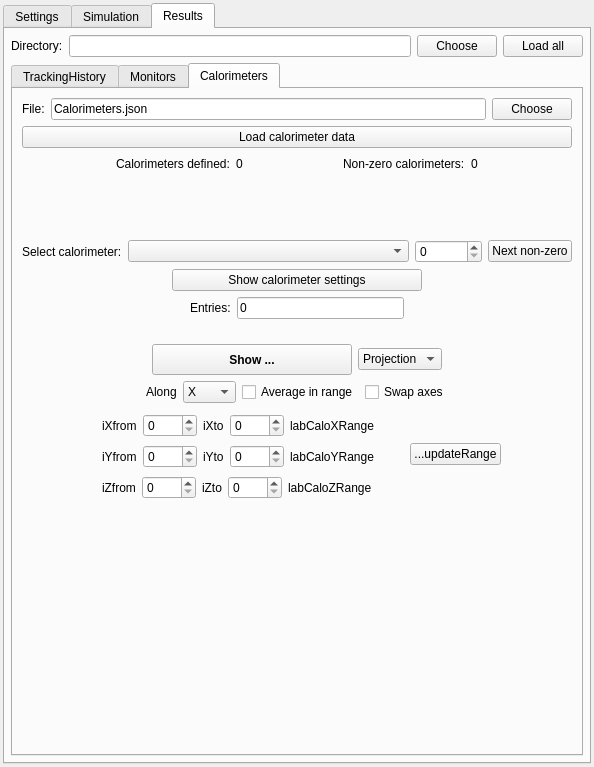
Above: ants3bundle/src/ants3/gui/particleSim/aparticlesimwin.ui from andrmor/ANTS3bundle before the change. Below: the same form after it.
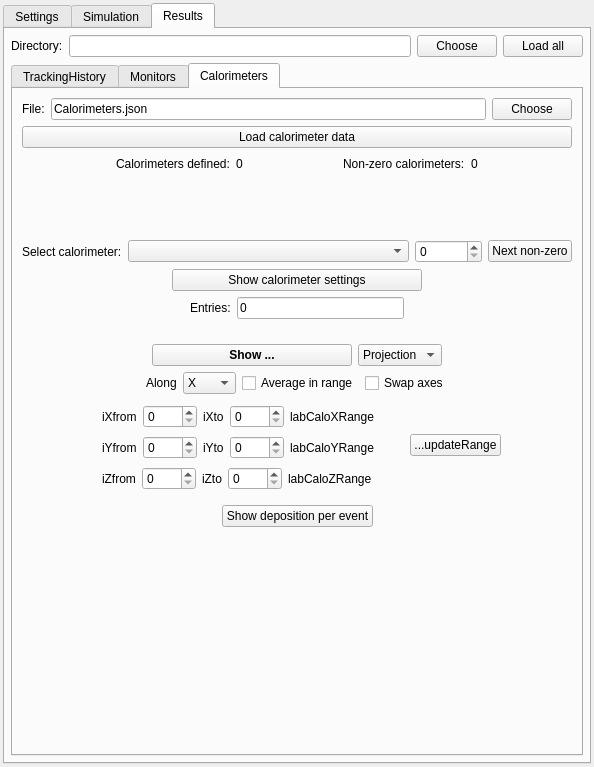
That is the form after the change. The open tabs and pages were chosen to show the change. Icons and pictures are not drawn.

The edit to the form file:
```diff
--- a/ants3bundle/src/ants3/gui/particleSim/aparticlesimwin.ui
+++ b/ants3bundle/src/ants3/gui/particleSim/aparticlesimwin.ui
@@ -4454,7 +4454,7 @@
                    <property name="minimumSize">
                     <size>
                      <width>200</width>
-                     <height>31</height>
+                     <height>0</height>
                     </size>
                    </property>
                    <property name="font">
@@ -4852,6 +4852,66 @@
                  </item>
                 </layout>
                </item>
+               <item>
+                <widget class="QFrame" name="frCaloShowDepoOverEvent">
+                 <property name="minimumSize">
+                  <size>
+                   <width>0</width>
+                   <height>0</height>
+                  </size>
+                 </property>
+                 <property name="frameShape">
+                  <enum>QFrame::NoFrame</enum>
+                 </property>
+                 <property name="frameShadow">
+                  <enum>QFrame::Raised</enum>
+                 </property>
+                 <layout class="QHBoxLayout" name="horizontalLayout_57">
+                  <property name="leftMargin">
+                   <number>0</number>
+                  </property>
+                  <property name="rightMargin">
+                   <number>0</number>
+                  </property>
+                  <property name="bottomMargin">
+                   <number>0</number>
+                  </property>
+                  <item>
+                   <spacer name="horizontalSpacer_74">
+                    <property name="orientation">
+                     <enum>Qt::Horizontal</enum>
+                    </property>
+                    <property name="sizeHint" stdset="0">
+                     <size>
+                      <width>172</width>
+                      <height>20</height>
+                     </size>
+                    </property>
+                   </spacer>
+                  </item>
+                  <item>
+                   <widget class="QPushButton" name="pbCaloShowDepoOverEvent">
+                    <property name="text">
+                     <string>Show deposition per event</string>
+                    </property>
+                   </widget>
+                  </item>
+                  <item>
+                   <spacer name="horizontalSpacer_75">
+                    <property name="orientation">
+                     <enum>Qt::Horizontal</enum>
+                    </property>
+                    <property name="sizeHint" stdset="0">
+                     <size>
+                      <width>171</width>
+                      <height>20</height>
+                     </size>
+                    </property>
+                   </spacer>
+                  </item>
+                 </layout>
+                </widget>
+               </item>
                <item>
                 <spacer name="verticalSpacer_6">
                  <property name="orientation">
```
Left out of the diff: 4 changed lines with no effect on the pictures.
